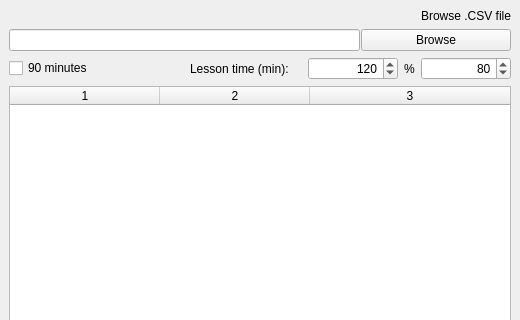
The window that Polina/exam_people/infogypsies_time.ui (ZebraHead22/ZebraHead22) describes before a commit, drawn with Qt 5; both pictures show x 0 to 520 and y 0 to 320 of the 520 by 480 pixel window.
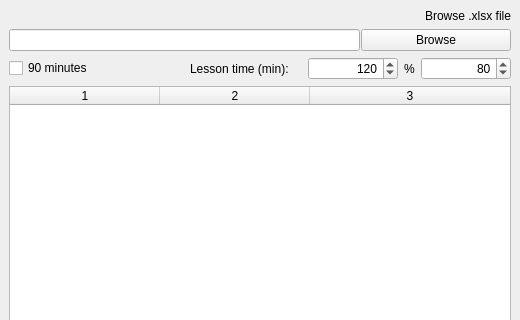
The same window after the commit.

```diff
--- a/Polina/exam_people/infogypsies_time.ui
+++ b/Polina/exam_people/infogypsies_time.ui
@@ -24,7 +24,7 @@
     <item>
      <widget class="QLabel" name="csvfile_label">
       <property name="text">
-       <string>Browse .CSV file</string>
+       <string>Browse .xlsx file</string>
       </property>
       <property name="alignment">
        <set>Qt::AlignRight|Qt::AlignTrailing|Qt::AlignVCenter</set>
```
